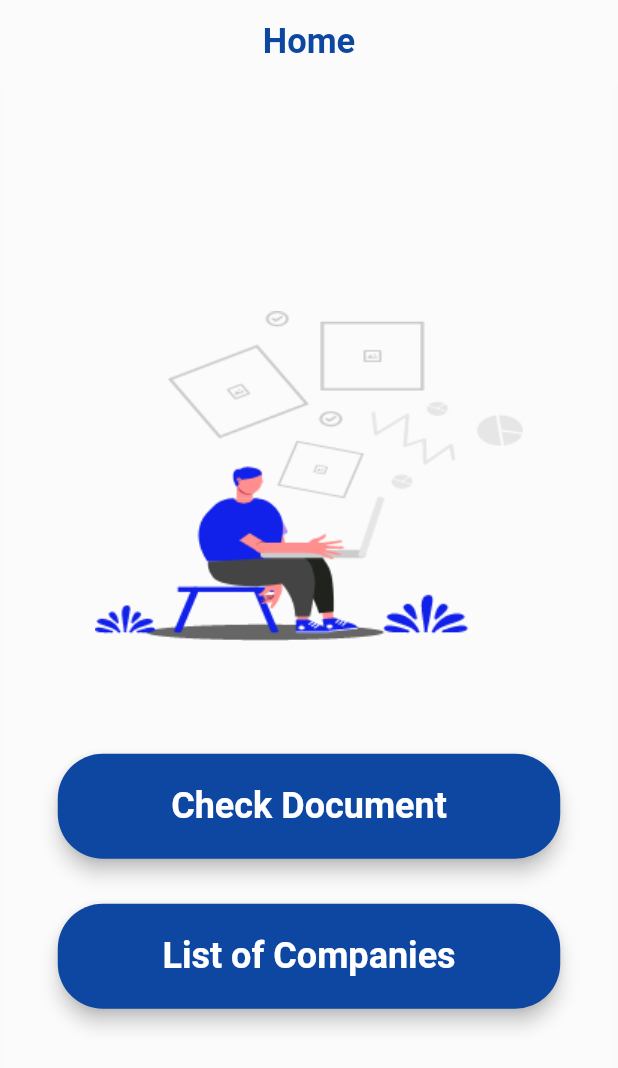
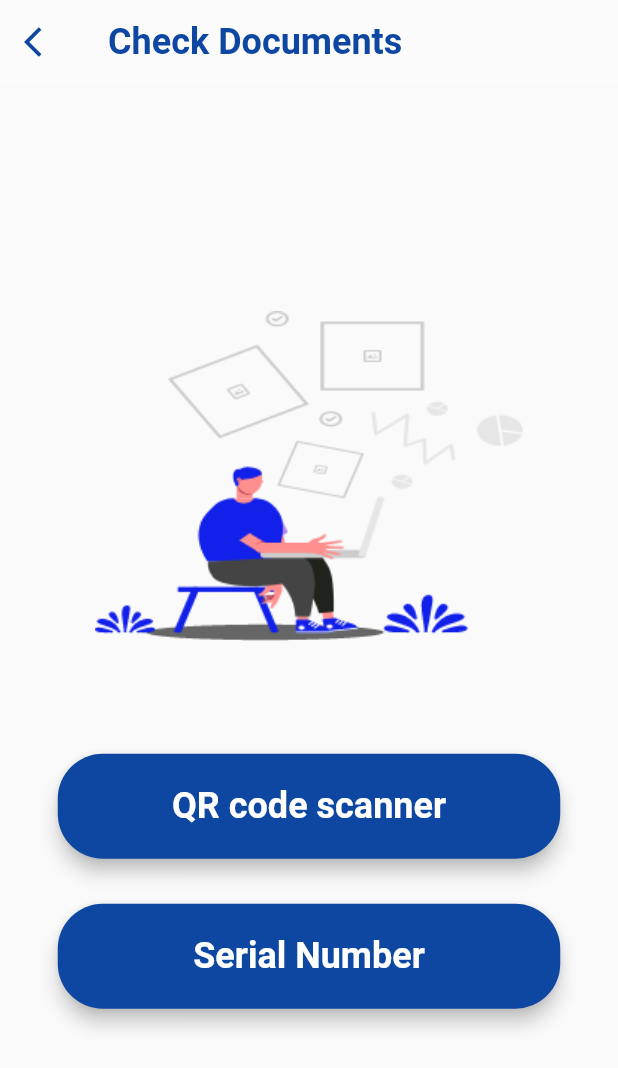
Before and after one commit to Abdulai/QR-Code-Scanner, a Flutter app: the MyHomePage screen opened directly, after a tap on "Check Document", on a phone screen of 412 x 824 dp. Shown: the top 1068 px of the screen. Run offline on Flutter 3.47's test engine with Material 2 defaults, Android fonts, the phone set to English and light mode, and no system bars; our stand-ins replace flutter_spinkit.

Commit message:
check document page updated

```diff
--- a/lib/main.dart
+++ b/lib/main.dart
@@ -1,4 +1,6 @@
 import 'package:flutter/material.dart';
+import 'package:qr_code_scanner/screens/check_document.dart';
+import 'package:qr_code_scanner/screens/error.dart';
 import 'package:qr_code_scanner/screens/list_of_companies.dart';
 import 'package:qr_code_scanner/screens/sign_in.dart';
 
@@ -34,7 +36,10 @@ class MyHomePage extends StatelessWidget {
         minWidth: 335.0,
         height: 70.0,
         padding: EdgeInsets.fromLTRB(20.0, 15.0, 20.0, 15.0),
-        onPressed: () {},
+        onPressed: () {
+          Navigator.push(
+              context, MaterialPageRoute(builder: (context) => Document()));
+        },
         child: Text(
           'Check Document',
           textAlign: TextAlign.center,
@@ -97,7 +102,9 @@ class MyHomePage extends StatelessWidget {
                     image: AssetImage('assets/illus.png'),
                   ),
                 ),
-                Padding(padding: EdgeInsets.only(top: 75.0)),
+                Padding(
+                  padding: EdgeInsets.only(top: 75.0),
+                ),
                 checkDocumentButton,
                 SizedBox(height: 30.0),
                 companiesButton,
--- /dev/null
+++ b/lib/screens/check_document.dart
@@ -0,0 +1,104 @@
+import 'package:flutter/material.dart';
+import 'package:qr_code_scanner/screens/error.dart';
+import 'package:qr_code_scanner/screens/serial_search.dart';
+
+class Document extends StatelessWidget {
+  const Document({Key key}) : super(key: key);
+
+  @override
+  Widget build(BuildContext context) {
+    final codeScanner = Material(
+      elevation: 5.0,
+      borderRadius: BorderRadius.circular(30.0),
+      color: Colors.blue[900],
+      child: MaterialButton(
+        minWidth: 335.0,
+        height: 70.0,
+        padding: EdgeInsets.fromLTRB(20.0, 15.0, 20.0, 15.0),
+        onPressed: () {
+          Navigator.push(
+            context,
+            MaterialPageRoute(builder: (context) => Errors()),
+          );
+        },
+        child: Text(
+          'QR code scanner',
+          textAlign: TextAlign.center,
+          style: TextStyle(
+              fontSize: 24.0, color: Colors.white, fontWeight: FontWeight.bold),
+        ),
+      ),
+    );
+
+    final serialNumber = Material(
+      elevation: 5.0,
+      borderRadius: BorderRadius.circular(30.0),
+      color: Colors.blue[900],
+      child: MaterialButton(
+        minWidth: 335.0,
+        height: 70.0,
+        padding: EdgeInsets.fromLTRB(20.0, 15.0, 20.0, 15.0),
+        onPressed: () {
+          Navigator.push(
+            context,
+            MaterialPageRoute(builder: (context) => SerialSearch()),
+          );
+        },
+        child: Text('Serial Number',
+            textAlign: TextAlign.center,
+            style: TextStyle(
+                fontSize: 24,
+                color: Colors.white,
+                fontWeight: FontWeight.bold)),
+      ),
+    );
+
+    return Scaffold(
+      appBar: AppBar(
+        leading: IconButton(
+          icon: Icon(
+            Icons.arrow_back_ios,
+            color: Colors.blue[900],
+          ),
+          onPressed: () {
+            Navigator.of(context).pop();
+          },
+        ),
+        elevation: 0.0,
+        backgroundColor: Colors.white10,
+        title: Text(
+          'Check Documents',
+          style: TextStyle(
+              fontSize: 24.0,
+              fontWeight: FontWeight.bold,
+              color: Colors.blue[900]),
+        ),
+      ),
+      body: Center(
+        child: SingleChildScrollView(
+          child: Column(
+            crossAxisAlignment: CrossAxisAlignment.center,
+            mainAxisAlignment: MainAxisAlignment.center,
+            children: [
+              SizedBox(
+                height: 220.0,
+                width: 287.0,
+                child: Image(
+                  image: AssetImage('assets/illus.png'),
+                ),
+              ),
+              Padding(
+                padding: EdgeInsets.only(top: 75.0),
+              ),
+              codeScanner,
+              SizedBox(
+                height: 30.0,
+              ),
+              serialNumber
+            ],
+          ),
+        ),
+      ),
+    );
+  }
+}
```
Also changed, not shown: lib/screens/error.dart (+49 -3 lines), assets/error.png (added).
